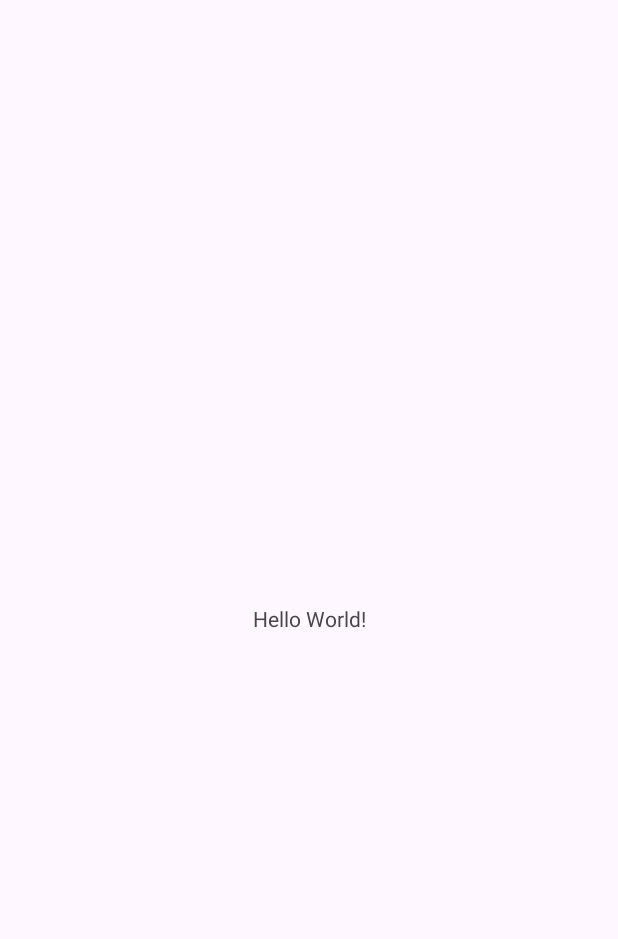
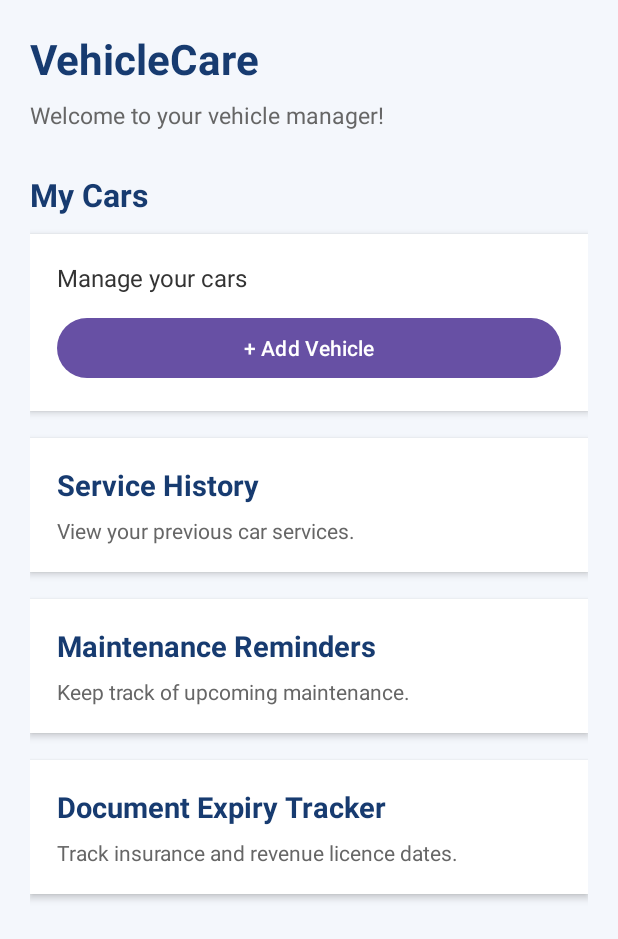
Before and after one commit to pramodlakmuthu/VehicleCare, an Android app: the screen it shows after launch (MainActivity), on a phone screen of 412 x 824 dp. Before the commit the part shown is almost empty. Shown: the top 939 px of the screen. Run offline under Robolectric (Android 15) with nearby library versions, the phone set to English and light mode, and no system bars.

Commit message:
Add vehicle entry screen and dashboard
Replace the starter screen with a vehicle-care dashboard and add navigation to a form for entering vehicle details.

```diff
--- a/app/src/main/AndroidManifest.xml
+++ b/app/src/main/AndroidManifest.xml
@@ -11,6 +11,7 @@
         android:roundIcon="@mipmap/ic_launcher_round"
         android:supportsRtl="true"
         android:theme="@style/Theme.Vehicle_Care">
+        <activity android:name=".AddVehicleActivity" />
         <activity
             android:name=".MainActivity"
             android:exported="true">
--- a/app/src/main/java/com/example/vehicle_care/MainActivity.java
+++ b/app/src/main/java/com/example/vehicle_care/MainActivity.java
@@ -1,24 +1,33 @@
+
 package com.example.vehicle_care;
 
 import android.os.Bundle;
+import android.widget.Button;
+import android.widget.Toast;
+import android.content.Intent;
 
-import androidx.activity.EdgeToEdge;
 import androidx.appcompat.app.AppCompatActivity;
-import androidx.core.graphics.Insets;
-import androidx.core.view.ViewCompat;
-import androidx.core.view.WindowInsetsCompat;
 
 public class MainActivity extends AppCompatActivity {
+
+    // Declare Add Vehicle button
+    private Button btnAddVehicle;
 
     @Override
     protected void onCreate(Bundle savedInstanceState) {
         super.onCreate(savedInstanceState);
-        EdgeToEdge.enable(this);
+
+        // Connect Java with XML layout
         setContentView(R.layout.activity_main);
-        ViewCompat.setOnApplyWindowInsetsListener(findViewById(R.id.main), (v, insets) -> {
-            Insets systemBars = insets.getInsets(WindowInsetsCompat.Type.systemBars());
-            v.setPadding(systemBars.left, systemBars.top, systemBars.right, systemBars.bottom);
-            return insets;
+
+        // Connect button using its XML ID
+        btnAddVehicle = findViewById(R.id.btnAddVehicle);
+
+        // Handle Add Vehicle button click
+        btnAddVehicle.setOnClickListener(v -> {
+            Intent intent = new Intent(MainActivity.this,
+                    AddVehicleActivity.class);
+            startActivity(intent);
         });
     }
 }
--- a/app/src/main/res/layout/activity_main.xml
+++ b/app/src/main/res/layout/activity_main.xml
@@ -1,19 +1,153 @@
-<?xml version="1.0" encoding="utf-8"?>
-<androidx.constraintlayout.widget.ConstraintLayout xmlns:android="http://schemas.android.com/apk/res/android"
-    xmlns:app="http://schemas.android.com/apk/res-auto"
-    xmlns:tools="http://schemas.android.com/tools"
-    android:id="@+id/main"
+
+<ScrollView xmlns:android="http://schemas.android.com/apk/res/android"
     android:layout_width="match_parent"
     android:layout_height="match_parent"
-    tools:context=".MainActivity">
+    android:background="#F4F7FC"
+    android:fillViewport="true">
 
-    <TextView
-        android:layout_width="wrap_content"
+    <LinearLayout
+        android:layout_width="match_parent"
         android:layout_height="wrap_content"
-        android:text="Hello World!"
-        app:layout_constraintBottom_toBottomOf="parent"
-        app:layout_constraintEnd_toEndOf="parent"
-        app:layout_constraintStart_toStartOf="parent"
-        app:layout_constraintTop_toTopOf="parent" />
+        android:orientation="vertical"
+        android:padding="20dp">
 
-</androidx.constraintlayout.widget.ConstraintLayout>
+        <!-- Application Title -->
+        <TextView
+            android:layout_width="wrap_content"
+            android:layout_height="wrap_content"
+            android:text="VehicleCare"
+            android:textColor="#173B70"
+            android:textSize="28sp"
+            android:textStyle="bold" />
+
+        <!-- Welcome Message -->
+        <TextView
+            android:layout_width="wrap_content"
+            android:layout_height="wrap_content"
+            android:layout_marginTop="8dp"
+            android:text="Welcome to your vehicle manager!"
+            android:textColor="#666666"
+            android:textSize="15sp" />
+
+        <!-- My Cars -->
+        <TextView
+            android:layout_width="wrap_content"
+            android:layout_height="wrap_content"
+            android:layout_marginTop="28dp"
+            android:text="My Cars"
+            android:textColor="#173B70"
+            android:textSize="21sp"
+            android:textStyle="bold" />
+
+        <LinearLayout
+            android:layout_width="match_parent"
+            android:layout_height="wrap_content"
+            android:layout_marginTop="12dp"
+            android:background="#FFFFFF"
+            android:elevation="3dp"
+            android:orientation="vertical"
+            android:padding="18dp">
+
+            <TextView
+                android:layout_width="wrap_content"
+                android:layout_height="wrap_content"
+                android:text="Manage your cars"
+                android:textColor="#333333"
+                android:textSize="16sp" />
+
+            <Button
+                android:id="@+id/btnAddVehicle"
+                android:layout_width="match_parent"
+                android:layout_height="wrap_content"
+                android:layout_marginTop="12dp"
+                android:text="+ Add Vehicle" />
+
+        </LinearLayout>
+
+        <!-- Service History -->
+        <LinearLayout
+            android:layout_width="match_parent"
+            android:layout_height="wrap_content"
+            android:layout_marginTop="18dp"
+            android:background="#FFFFFF"
+            android:elevation="3dp"
+            android:orientation="vertical"
+            android:padding="18dp">
+
+            <TextView
+                android:layout_width="wrap_content"
+                android:layout_height="wrap_content"
+                android:text="Service History"
+                android:textColor="#173B70"
+                android:textSize="19sp"
+                android:textStyle="bold" />
+
+            <TextView
+                android:layout_width="wrap_content"
+                android:layout_height="wrap_content"
+                android:layout_marginTop="8dp"
+                android:text="View your previous car services."
+                android:textColor="#666666"
+                android:textSize="14sp" />
+
+        </LinearLayout>
+
+        <!-- Maintenance Reminders -->
+        <LinearLayout
+            android:layout_width="match_parent"
+            android:layout_height="wrap_content"
+            android:layout_marginTop="18dp"
+            android:background="#FFFFFF"
+            android:elevation="3dp"
+            android:orientation="vertical"
+            android:padding="18dp">
+
+            <TextView
+                android:layout_width="wrap_content"
+                android:layout_height="wrap_content"
+                android:text="Maintenance Reminders"
+                android:textColor="#173B70"
+                android:textSize="19sp"
+                android:textStyle="bold" />
+
+            <TextView
+                android:layout_width="wrap_content"
+                android:layout_height="wrap_content"
+                android:layout_marginTop="8dp"
+                android:text="Keep track of upcoming maintenance."
+                android:textColor="#666666"
+                android:textSize="14sp" />
+
+        </LinearLayout>
+
+        <!-- Document Expiry Tracker -->
+        <LinearLayout
+            android:layout_width="match_parent"
+            android:layout_height="wrap_content"
+            android:layout_marginTop="18dp"
+            android:background="#FFFFFF"
+            android:elevation="3dp"
+            android:orientation="vertical"
+            android:padding="18dp">
+
+            <TextView
+                android:layout_width="wrap_content"
+                android:layout_height="wrap_content"
+                android:text="Document Expiry Tracker"
+                android:textColor="#173B70"
+                android:textSize="19sp"
+                android:textStyle="bold" />
+
+            <TextView
+                android:layout_width="wrap_content"
+                android:layout_height="wrap_content"
+                android:layout_marginTop="8dp"
+                android:text="Track insurance and revenue licence dates."
+                android:textColor="#666666"
+                android:textSize="14sp" />
+
+        </LinearLayout>
+
+    </LinearLayout>
+
+</ScrollView>
```
Also changed, not shown: app/src/main/java/com/example/vehicle_care/AddVehicleActivity.java (added, +68 -0 lines), app/src/main/res/layout/activity_add_vehicle.xml (added, +74 -0 lines).
